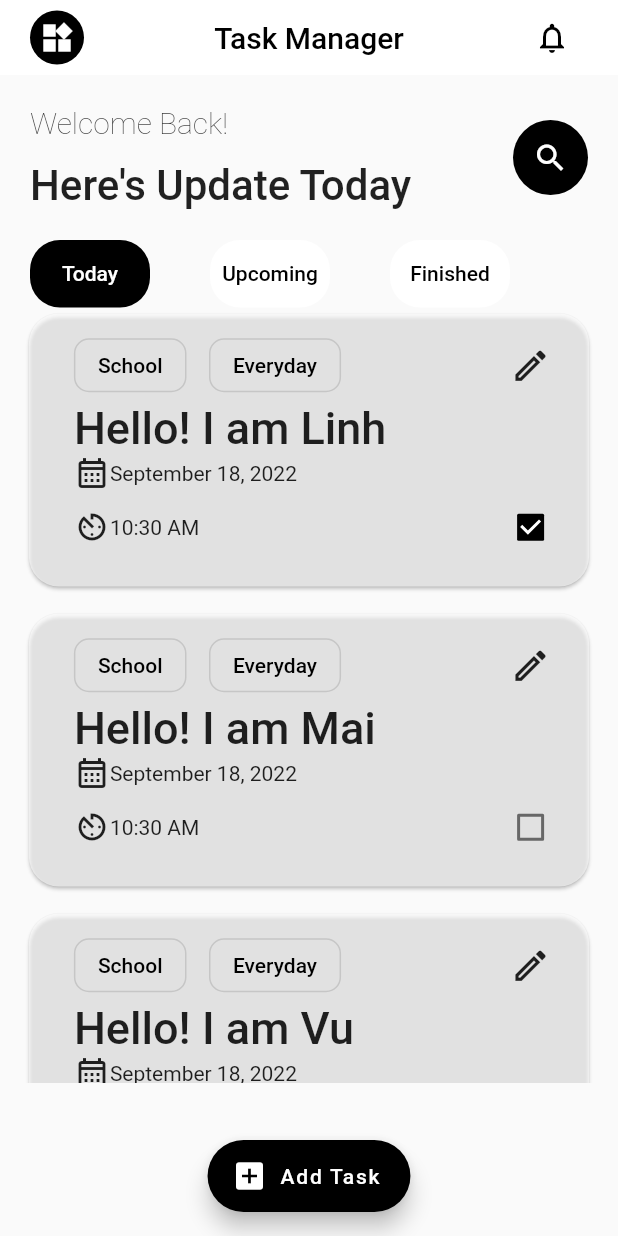
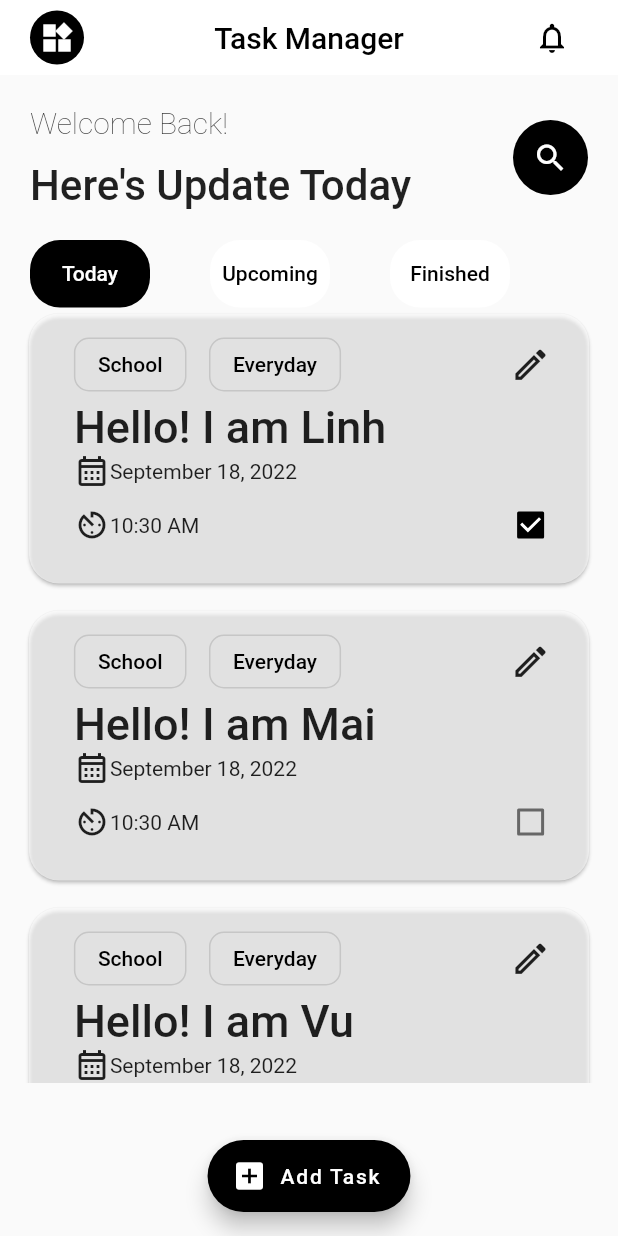
Before and after one commit to kit2512/kit_f04_todo, a Flutter app: the screen it shows after launch, on a phone screen of 412 x 824 dp. Run offline on Flutter 3.47's test engine with Material 2 defaults, Android fonts, the phone set to English and light mode, and no system bars; our stand-ins replace flutter_screenutil, hexcolor, splashscreen; network calls fail.

Commit message:
Update todo_card.dart

```diff
--- a/lib/src/ui/home_body/todo_card.dart
+++ b/lib/src/ui/home_body/todo_card.dart
@@ -34,8 +34,6 @@ class TodoCard extends StatelessWidget {
       ),
       onDismissed: onDismissed,
       key: ValueKey<Task>(task),
-      child: SizedBox(
-        height: isFinished ? 130 : 190,
       child: Card(
         color: task.color,
         shape: RoundedRectangleBorder(
@@ -110,7 +108,6 @@ class TodoCard extends StatelessWidget {
           ),
         ),
       ),
-      ),
     );
   }
 
```
Lines whose indentation alone changed are shown as unchanged.
